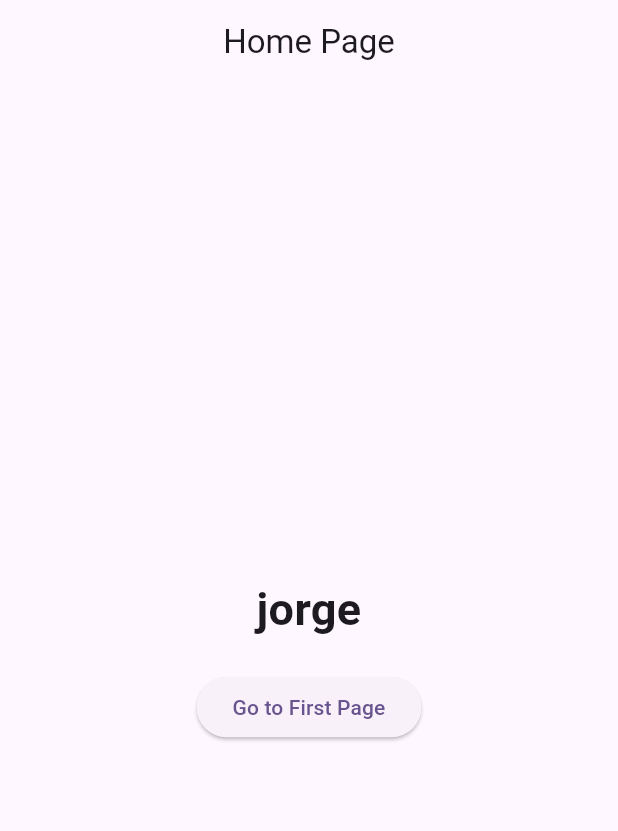
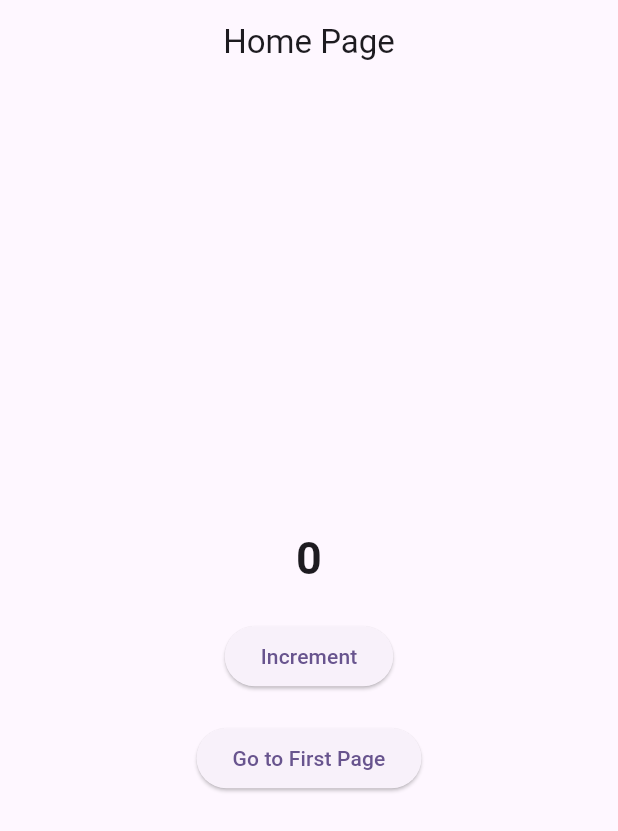
Before and after one commit to JorgeAntonio/getx-flutter-tutorial, a Flutter app: the screen it shows after launch, on a phone screen of 412 x 824 dp. Shown: the top 831 px of the screen. Run offline on Flutter 3.47's test engine with Material 2 defaults, Android fonts, the phone set to English and light mode, and no system bars; our stand-ins replace get.

Commit message:
6.GetBuilder

```diff
--- a/lib/src/controllers/home_controller.dart
+++ b/lib/src/controllers/home_controller.dart
@@ -1,5 +1,12 @@
 import 'package:get/get.dart';
 
-class HomeController extends GetxController{
+class HomeController extends GetxController {
   String name = 'jorge';
+  int index = 0;
+
+  void increment() {
+    index++;
+    // This is used to update the UI
+    update();
+  }
 }
--- a/lib/src/views/pages/home_page.dart
+++ b/lib/src/views/pages/home_page.dart
@@ -20,11 +20,22 @@ class HomePage extends StatelessWidget {
             GetBuilder<HomeController>(
               init: HomeController(),
               builder: (controller) {
-                return Text(
-                  controller.name,
-                  style: const TextStyle(
-                      fontSize: 30, fontWeight: FontWeight.bold),
-                  textAlign: TextAlign.center,
+                return Column(
+                  children: [
+                    Text(
+                      controller.index.toString(),
+                      style: const TextStyle(
+                          fontSize: 30, fontWeight: FontWeight.bold),
+                      textAlign: TextAlign.center,
+                    ),
+                    const SizedBox(height: 20),
+                    ElevatedButton(
+                      onPressed: () {
+                        controller.increment();
+                      },
+                      child: const Text('Increment'),
+                    ),
+                  ],
                 );
               },
             ),
```
